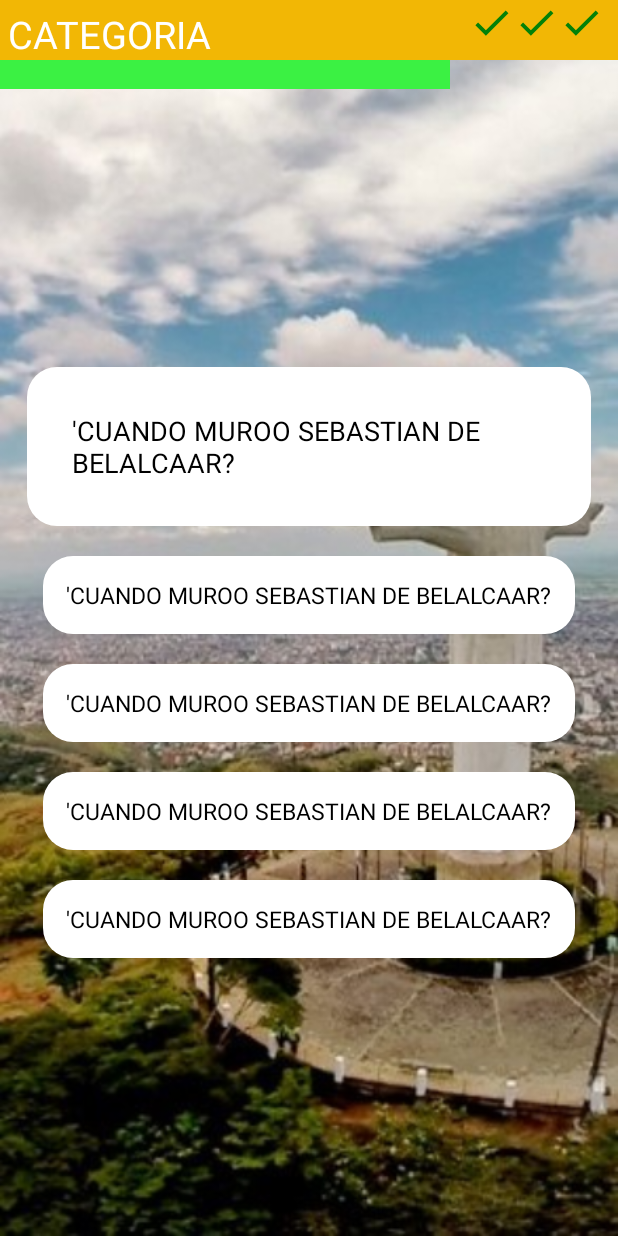
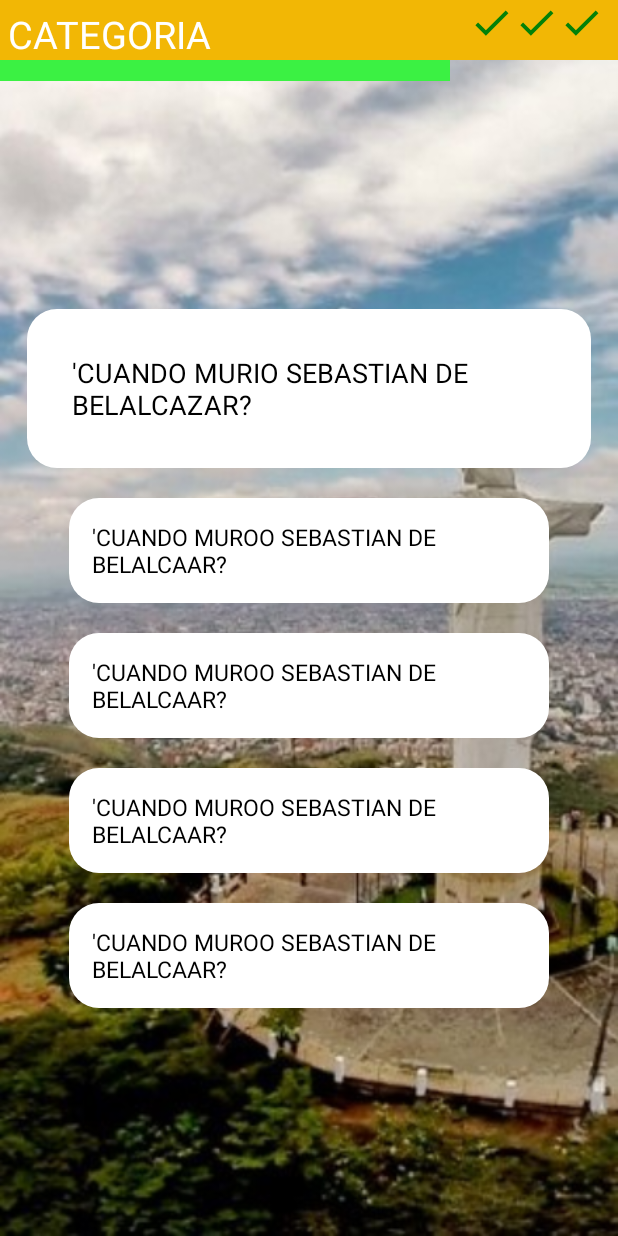
Before and after one commit to soffarciniegas17/CaliApp, an Android app: the layout activity_juego.xml on its own in the app's theme, with its tools: preview values and no code run, on a phone screen of 412 x 824 dp. Run offline under Robolectric (Android 15) with nearby library versions, the phone set to English and light mode, and no system bars.

Commit message:
Nuevos cambios

```diff
--- a/app/src/main/res/layout/activity_juego.xml
+++ b/app/src/main/res/layout/activity_juego.xml
@@ -15,7 +15,6 @@
             android:id="@+id/categoria_tx"
             android:layout_width="0dp"
             android:layout_height="40dp"
-
             android:layout_weight="3.8"
             android:padding="5dp"
             android:text="CATEGORIA"
@@ -49,9 +48,8 @@
 
     <TextView
         android:layout_width="300dp"
-        android:background="#3BF143"
-        android:layout_height="wrap_content"
-        />
+        android:layout_height="14dp"
+        android:background="#3BF143" />
 
     <LinearLayout
         android:layout_width="match_parent"
@@ -62,16 +60,19 @@
 
 
         <TextView
+            android:id="@+id/pregunta"
             android:layout_width="wrap_content"
             android:layout_height="wrap_content"
             android:background="@drawable/dialog_base"
             android:padding="30dp"
-            android:text="'CUANDO MUROO SEBASTIAN DE BELALCAAR?"
+            android:text="'CUANDO MURIO SEBASTIAN DE BELALCAZAR?"
             android:textColor="@android:color/black"
             android:textSize="18dp" />
 
         <TextView
-            android:layout_width="wrap_content"
+            android:onClick="respuesta"
+            android:id="@+id/resp_1"
+            android:layout_width="320dp"
             android:layout_height="wrap_content"
             android:layout_marginTop="20dp"
             android:background="@drawable/dialog_base"
@@ -81,7 +82,8 @@
             android:textSize="15dp" />
 
         <TextView
-            android:layout_width="wrap_content"
+            android:id="@+id/resp_2"
+            android:layout_width="320dp"
             android:layout_height="wrap_content"
             android:layout_marginTop="20dp"
             android:background="@drawable/dialog_base"
@@ -90,8 +92,9 @@
             android:textColor="@android:color/black"
             android:textSize="15dp" />
 
-            <TextView
-            android:layout_width="wrap_content"
+        <TextView
+            android:id="@+id/resp_3"
+            android:layout_width="320dp"
             android:layout_height="wrap_content"
             android:layout_marginTop="20dp"
             android:background="@drawable/dialog_base"
@@ -100,8 +103,9 @@
             android:textColor="@android:color/black"
             android:textSize="15dp" />
 
-            <TextView
-            android:layout_width="wrap_content"
+        <TextView
+            android:id="@+id/resp_4"
+            android:layout_width="320dp"
             android:layout_height="wrap_content"
             android:layout_marginTop="20dp"
             android:background="@drawable/dialog_base"
@@ -111,7 +115,6 @@
             android:textSize="15dp" />
 
 
-
     </LinearLayout>
 
 
--- a/app/src/main/res/layout/activity_main.xml
+++ b/app/src/main/res/layout/activity_main.xml
@@ -50,6 +50,7 @@
             android:background="@drawable/edt_base"/>
 
         <Button
+            android:onClick="pasar"
             android:layout_marginTop="15dp"
             android:padding="10dp"
             android:layout_width="match_parent"
--- a/app/src/main/res/layout/categoria_item.xml
+++ b/app/src/main/res/layout/categoria_item.xml
@@ -18,7 +18,7 @@
                 android:id="@+id/portada"
                 android:background="@drawable/img1"
                 android:layout_width="match_parent"
-                android:layout_height="match_parent" />
+                android:layout_height="170dp" />
 
             <View
                 android:layout_width="match_parent"
@@ -28,7 +28,7 @@
 
             <TextView
                 android:id="@+id/categoria"
-                android:text="CATEOGIA"
+                android:text="CATEIA"
                 android:textSize="30sp"
                 android:textColor="@color/colorPrimary"
                 android:layout_gravity="center"
```
Also changed, not shown: app/src/main/java/com/caliatumano/Juego.java (+137 -7 lines), app/src/main/java/com/caliatumano/MainActivity.java (+8 -0 lines), app/src/main/java/com/caliatumano/Menu.java (+7 -1 lines).
